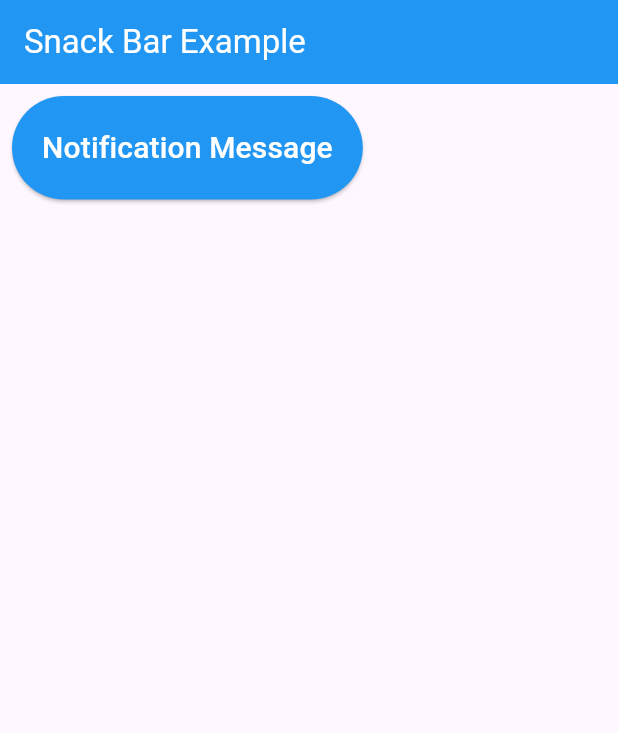
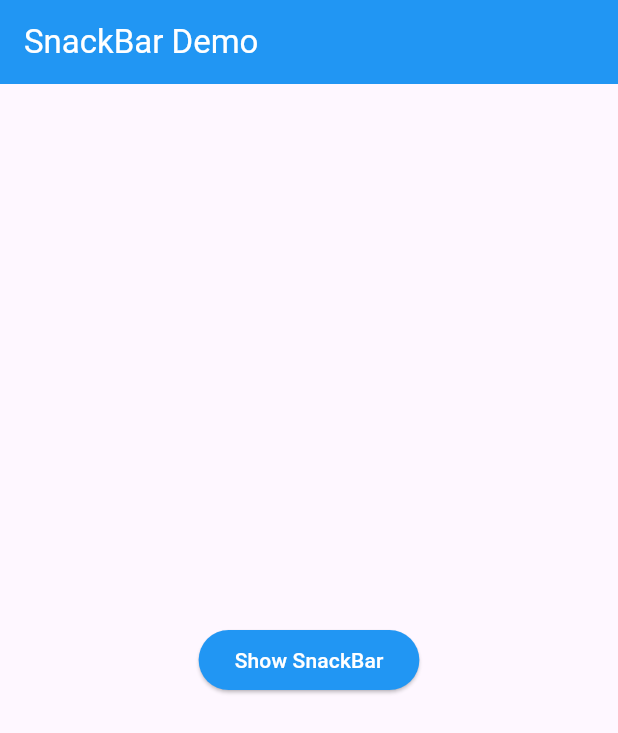
Before and after one commit to Frank1337/Flutter_Certificate, a Flutter app: the screen it shows after launch, on a phone screen of 412 x 824 dp. Shown: the top 733 px of the screen. Run offline on Flutter 3.47's test engine with Material 3 defaults, Android fonts, the phone set to English and light mode, and no system bars; our stand-ins replace group_button, webview_flutter.

Commit message:
improved snackBar example

```diff
--- a/lesson_08_snack_bar_widget/lib/main.dart
+++ b/lesson_08_snack_bar_widget/lib/main.dart
@@ -1,71 +1,64 @@
 import 'package:flutter/material.dart';
 
-void main() {
-  runApp(
-    MaterialApp(
+void main() => runApp(const MyApp());
+
+class MyApp extends StatelessWidget {
+  const MyApp({super.key});
+
+  @override
+  Widget build(BuildContext context) {
+    return MaterialApp(
       home: Scaffold(
-        body: MyApp(),
+        appBar: AppBar(
+          title: const Text('SnackBar Demo'),
+          foregroundColor: Colors.white,
+          backgroundColor: Colors.blue,
         ),
+        body: const SnackBarPage(),
       ),
     );
   }
-
-class MyApp extends StatefulWidget {
-  const MyApp({super.key});
-
-  @override
-  State<MyApp> createState() => _MyAppState();
 }
 
-class _MyAppState extends State<MyApp> {
+class SnackBarPage extends StatelessWidget {
+  const SnackBarPage({super.key});
+
   _showSnackBar(BuildContext context) {
     final snackBar = SnackBar(
-      content: Row(
+      content: const Row(
         children: [
-          Icon(Icons.thumb_up),
+          Icon(Icons.thumb_up, color: Colors.white),
           SizedBox(width: 10),
-          Text(
-            "Hey I am a Snackbar",
-            style: TextStyle(
-              color: Colors.white,
-              fontSize: 20,
-            ),
-          ),
+          Text('Yay! A SnackBar!'),
         ],
       ),
-      duration: Duration(seconds: 5),
+      action: SnackBarAction(
+        label: 'Undo',
+        onPressed: () {
+          // Some code to undo the change.
+        },
+      ),
+      duration: const Duration(seconds: 3),
       backgroundColor: Colors.blue,
     );
+
+    // Find the ScaffoldMessenger in the widget tree
+    // and use it to show a SnackBar.
     ScaffoldMessenger.of(context).showSnackBar(snackBar);
   }
 
   @override
   Widget build(BuildContext context) {
-    return MaterialApp(
-      home: ScaffoldMessenger(
-        child: Scaffold(
-          appBar: AppBar(
-            title: Text("Snack Bar Example"),
-            foregroundColor: Colors.white,
-            backgroundColor: Colors.blue,
-          ),
-          body: Padding(
-            padding: EdgeInsets.all(8),
+    return Center(
       child: ElevatedButton(
         onPressed: () {
           _showSnackBar(context);
         },
         style: ElevatedButton.styleFrom(
           backgroundColor: Colors.blue,
-                padding: EdgeInsets.all(20),
+          foregroundColor: Colors.white,
         ),
-              child: Text(
-                "Notification Message",
-                style: TextStyle(fontSize: 20, color: Colors.white),
-              ),
-            ),
-          ),
-        ),
+        child: const Text('Show SnackBar'),
       ),
     );
   }
```
Lines whose indentation alone changed are shown as unchanged.
